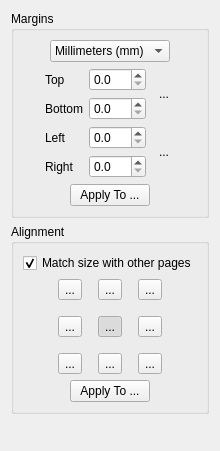
ImageProcessing-ElectronicPublications/scantailor-deviant, file filters/page_layout/ui/PageLayoutOptionsWidget.ui: the form before one commit.
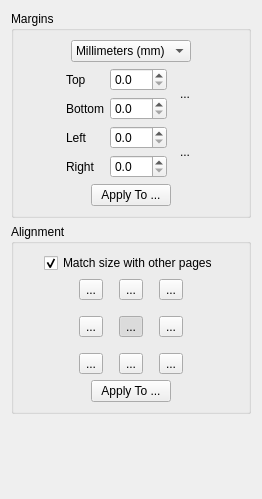
The form after the commit. Icons and pictures are not drawn.

Commit message: Enlarge "link margins" buttons on the Margins stage.

The edit to the form file:
```diff
--- a/filters/page_layout/ui/PageLayoutOptionsWidget.ui
+++ b/filters/page_layout/ui/PageLayoutOptionsWidget.ui
@@ -6,8 +6,8 @@
    <rect>
     <x>0</x>
     <y>0</y>
-    <width>214</width>
-    <height>451</height>
+    <width>262</width>
+    <height>499</height>
    </rect>
   </property>
   <property name="windowTitle">
@@ -90,6 +90,12 @@
           </item>
           <item row="0" column="2" rowspan="2">
            <widget class="QToolButton" name="topBottomLink">
+            <property name="minimumSize">
+             <size>
+              <width>24</width>
+              <height>48</height>
+             </size>
+            </property>
             <property name="text">
              <string>...</string>
             </property>
@@ -145,6 +151,12 @@
           </item>
           <item row="2" column="2" rowspan="2">
            <widget class="QToolButton" name="leftRightLink">
+            <property name="minimumSize">
+             <size>
+              <width>24</width>
+              <height>48</height>
+             </size>
+            </property>
             <property name="text">
              <string>...</string>
             </property>
```
